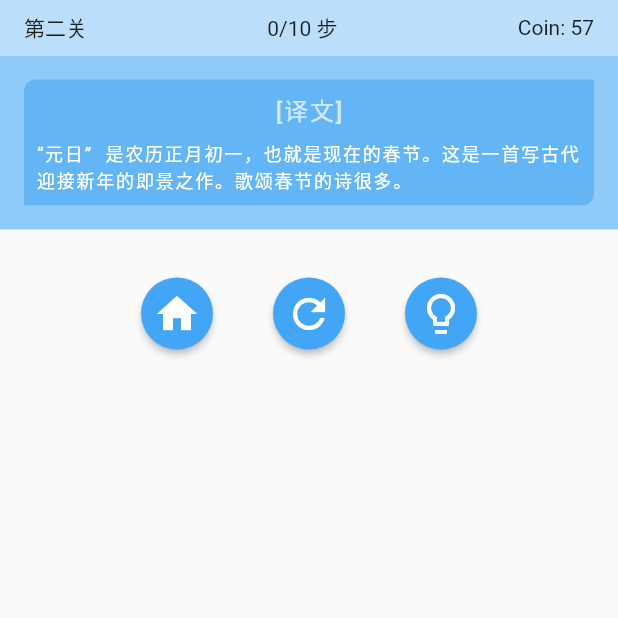
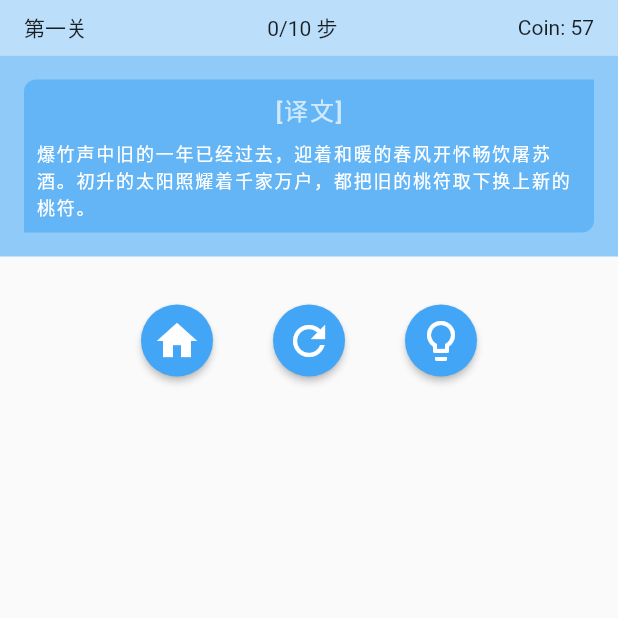
Before and after one commit to CodesAreHonest/poem-and-strings, a Flutter app: the screen it shows after launch, after a tap on an icon or button, on a phone screen of 412 x 824 dp, the top half of it. Run offline on Flutter 3.47's test engine with Material 2 defaults, Android fonts, the phone set to English and light mode, and no system bars; our stand-ins replace flutter_redux, redux.

Commit message:
[Game Selection] - List Game Selection

```diff
--- a/lib/models/easy_stage/easy_stage_one.dart
+++ b/lib/models/easy_stage/easy_stage_one.dart
@@ -21,14 +21,13 @@ class EasyStageOne {
 
   final int numOfRows = 2;
   final int maximumSteps = 10;
-  final String stageCount = '第二关';
+  final String stageCount = '第一关';
   final String title = '元日';
   final String dynastyWithAuthor = '宋·王安石';
   final String translation =
       "爆竹声中旧的一年已经过去，迎着和暖的春风开怀畅饮屠苏酒。初升的太阳照耀着千家万户，都把旧的桃符取下换上新的桃符。";
   final String background =
       "王安石此时身为宰相,正在大刀阔斧地进行改革.所以这首诗的字里行间都洋溢着他对革除时弊、推行新法的坚定信念及乐观情绪.抒发了他春风得意踌躇满志的心情. 还能体现出他的执政态度.";
-  final String routes = '/EasyStageOne';
 
   EasyStageOne();
 }
--- a/lib/models/stage.dart
+++ b/lib/models/stage.dart
@@ -3,18 +3,19 @@ import 'package:flutter/foundation.dart';
 
 class Stage {
   final int numOfRows;
-
   final int maximumSteps;
-
   final String stageCount;
-
   final List<Character> stageData;
+  final String translation;
+  final String background;
 
   Stage(
       {@required this.numOfRows,
       @required this.stageData,
       @required this.stageCount,
-      @required this.maximumSteps});
+      @required this.maximumSteps,
+      @required this.translation,
+      @required this.background});
 
   double getItemsPerRow() => stageData.length / this.numOfRows;
 
--- a/lib/presentations/easy_stage_selection/widgets/easy_stage.dart
+++ b/lib/presentations/easy_stage_selection/widgets/easy_stage.dart
@@ -23,6 +23,8 @@ class EasyStage extends StatelessWidget {
     List<Character> stageData = stage.stageData;
     String stageCount = stage.stageCount;
     int maximumSteps = stage.maximumSteps;
+    String translation = stage.translation;
+    String background = stage.background;
 
     return Column(
       children: <Widget>[
@@ -57,7 +59,9 @@ class EasyStage extends StatelessWidget {
                               numOfRows: numOfRows,
                               stageData: stageData,
                               stageCount: stageCount,
-                              maximumSteps: maximumSteps))));
+                              maximumSteps: maximumSteps,
+                              translation: translation,
+                              background: background))));
             },
             contentPadding: EdgeInsets.symmetric(horizontal: 16.0),
           ),
--- a/lib/presentations/game/game.dart
+++ b/lib/presentations/game/game.dart
@@ -1,7 +1,6 @@
 import "package:flutter/material.dart";
 import 'package:flutter_redux/flutter_redux.dart';
 import 'package:poem_and_strings/actions/stage_actions.dart';
-import 'package:poem_and_strings/containers/game_body_container.dart';
 import 'package:poem_and_strings/models/app_state.dart';
 import 'package:poem_and_strings/models/models.dart';
 import 'package:poem_and_strings/presentations/game/game_body.dart';
@@ -30,6 +29,9 @@ class _GameState extends State<Game> {
 
   @override
   Widget build(BuildContext context) {
+    String gameTranslation = widget.stage.translation;
+    String gameStageCount = widget.stage.stageCount;
+
     return StoreConnector<AppState, _ViewModel>(
         converter: (store) => _ViewModel.from(store, widget.stage),
         builder: (BuildContext context, _ViewModel vm) {
@@ -38,8 +40,8 @@ class _GameState extends State<Game> {
                   child: Container(
                       child: Column(
             children: <Widget>[
-              GameHeader(step: vm.step),
-              GameTranslation(),
+              GameHeader(step: vm.step, stageCount: gameStageCount),
+              GameTranslation(translation: gameTranslation),
               GameBody(
                   stageData: vm.stageData,
                   numOfRow: vm.numOfRow,
--- a/lib/presentations/game/game_header.dart
+++ b/lib/presentations/game/game_header.dart
@@ -3,8 +3,9 @@ import 'package:flutter/foundation.dart';
 
 class GameHeader extends StatelessWidget {
   final int step;
+  final String stageCount;
 
-  GameHeader({@required this.step});
+  GameHeader({@required this.step, @required this.stageCount});
 
   @override
   Widget build(BuildContext context) {
@@ -14,7 +15,7 @@ class GameHeader extends StatelessWidget {
       child: Row(
         mainAxisAlignment: MainAxisAlignment.spaceBetween,
         children: <Widget>[
-          Text('第二关'),
+          Text(this.stageCount),
           Text("$step/10 步"),
           Text('Coin: 57'),
         ],
--- a/lib/presentations/game/game_translation.dart
+++ b/lib/presentations/game/game_translation.dart
@@ -1,6 +1,10 @@
 import "package:flutter/material.dart";
 
 class GameTranslation extends StatelessWidget {
+  final String translation;
+
+  GameTranslation({@required this.translation});
+
   @override
   Widget build(BuildContext context) {
     return Container(
@@ -23,10 +27,7 @@ class GameTranslation extends StatelessWidget {
                         fontSize: 16,
                         letterSpacing: 1.2)),
                 SizedBox(height: 8.0),
-                Text(
-                    '“元日”  是农历正月初一，也就是现在的春节。'
-                    '这是一首写古代迎接新年的即景之作。'
-                    '歌颂春节的诗很多。',
+                Text(this.translation,
                     style: TextStyle(
                         color: Colors.white, fontSize: 12, letterSpacing: 1.2))
               ],
--- a/lib/states/stage_states.dart
+++ b/lib/states/stage_states.dart
@@ -8,14 +8,21 @@ class StageState {
   final int numOfRow;
   final int step;
 
-  const StageState(
-      {this.data = const [],
-      this.itemPerRow = 0,
-      this.numOfRow = 0,
-      this.step = 0});
+  const StageState({
+    this.data = const [],
+    this.itemPerRow = 0,
+    this.numOfRow = 0,
+    this.step = 0,
+  });
 
   StageState copyWith(
-      {List<Character> data, double itemPerRow, int numOfRow, int step}) {
+      {List<Character> data,
+      double itemPerRow,
+      int numOfRow,
+      int step,
+      int maximumStep,
+      String translation,
+      String background}) {
     return StageState(
         data: data ?? this.data,
         itemPerRow: itemPerRow ?? this.itemPerRow,
```
